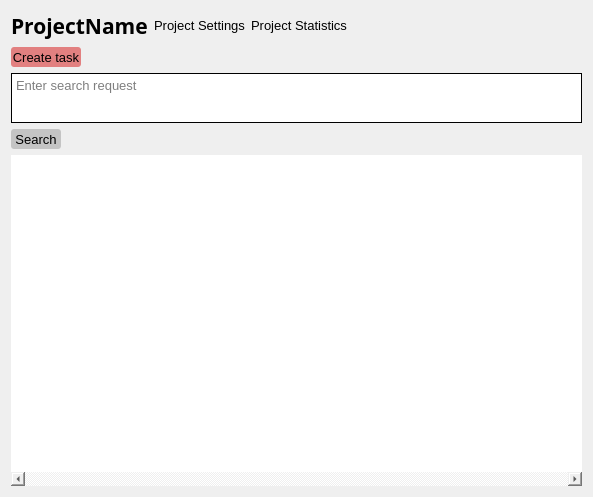
This is task-tracker-frontend/ProjectWidget.ui in Unkorunk/task-tracker as Qt 5 draws it before an edit. The edited form follows.
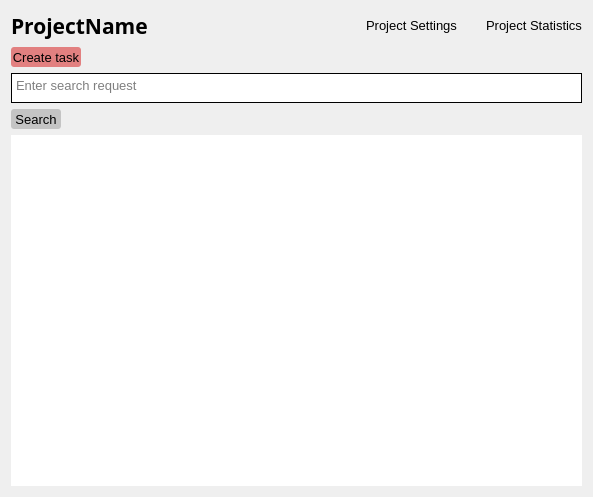
This is the edited form.

Commit message: design for project page. !click on item does not work sometimes after fullscreen!

What changed in the file:
```diff
--- a/task-tracker-frontend/ProjectWidget.ui
+++ b/task-tracker-frontend/ProjectWidget.ui
@@ -22,6 +22,9 @@
   <layout class="QVBoxLayout" name="verticalLayout_3">
    <item>
     <layout class="QHBoxLayout" name="horizontalLayout">
+     <property name="spacing">
+      <number>29</number>
+     </property>
      <item>
       <widget class="QLabel" name="ProjectNameLabel">
        <property name="font">
@@ -79,22 +82,6 @@
        </property>
       </widget>
      </item>
-     <item>
-      <spacer name="horizontalSpacer_2">
-       <property name="orientation">
-        <enum>Qt::Horizontal</enum>
-       </property>
-       <property name="sizeType">
-        <enum>QSizePolicy::Expanding</enum>
-       </property>
-       <property name="sizeHint" stdset="0">
-        <size>
-         <width>0</width>
-         <height>0</height>
-        </size>
-       </property>
-      </spacer>
-     </item>
     </layout>
    </item>
    <item>
@@ -153,13 +140,13 @@
        <property name="minimumSize">
         <size>
          <width>20</width>
-         <height>50</height>
+         <height>30</height>
         </size>
        </property>
        <property name="maximumSize">
         <size>
          <width>16777215</width>
-         <height>50</height>
+         <height>30</height>
         </size>
        </property>
        <property name="font">
@@ -217,14 +204,20 @@
        <property name="styleSheet">
         <string notr="true">border-radius: 0px;</string>
        </property>
+       <property name="frameShadow">
+        <enum>QFrame::Raised</enum>
+       </property>
        <property name="lineWidth">
-        <number>0</number>
+        <number>3</number>
        </property>
        <property name="midLineWidth">
-        <number>0</number>
+        <number>3</number>
+       </property>
+       <property name="verticalScrollBarPolicy">
+        <enum>Qt::ScrollBarAlwaysOff</enum>
        </property>
        <property name="horizontalScrollBarPolicy">
-        <enum>Qt::ScrollBarAlwaysOn</enum>
+        <enum>Qt::ScrollBarAsNeeded</enum>
        </property>
        <property name="autoScrollMargin">
         <number>0</number>
@@ -241,6 +234,9 @@
        <property name="layoutMode">
         <enum>QListView::SinglePass</enum>
        </property>
+       <property name="spacing">
+        <number>5</number>
+       </property>
        <property name="viewMode">
         <enum>QListView::ListMode</enum>
        </property>
```
Left out of the diff: 6 changed lines with no effect on the pictures. The commit also changes 3 other files.
